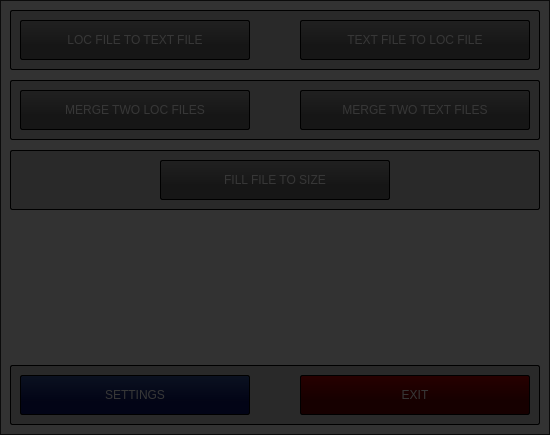
First picture: the form in src/Forms/MainWindow.ui, repository psv-git/BDOLang, before the edit.
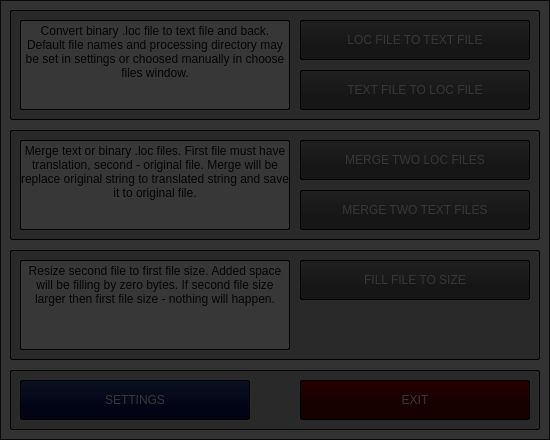
Second picture: the form after the edit. Icons and pictures are not drawn.

Diff of the .ui file:
```diff
--- a/src/Forms/MainWindow.ui
+++ b/src/Forms/MainWindow.ui
@@ -7,19 +7,19 @@
     <x>0</x>
     <y>0</y>
     <width>550</width>
-    <height>435</height>
+    <height>440</height>
    </rect>
   </property>
   <property name="minimumSize">
    <size>
     <width>550</width>
-    <height>435</height>
+    <height>440</height>
    </size>
   </property>
   <property name="maximumSize">
    <size>
     <width>550</width>
-    <height>435</height>
+    <height>440</height>
    </size>
   </property>
   <property name="contextMenuPolicy">
@@ -48,7 +48,7 @@
     <property name="geometry">
      <rect>
       <x>10</x>
-      <y>365</y>
+      <y>370</y>
       <width>530</width>
       <height>60</height>
      </rect>
@@ -175,7 +175,7 @@
       <x>10</x>
       <y>10</y>
       <width>530</width>
-      <height>60</height>
+      <height>110</height>
      </rect>
     </property>
     <property name="contextMenuPolicy">
@@ -207,7 +207,7 @@
      </property>
      <property name="geometry">
       <rect>
-       <x>10</x>
+       <x>290</x>
        <y>10</y>
        <width>230</width>
        <height>40</height>
@@ -247,7 +247,7 @@
      <property name="geometry">
       <rect>
        <x>290</x>
-       <y>10</y>
+       <y>60</y>
        <width>230</width>
        <height>40</height>
       </rect>
@@ -282,14 +282,67 @@
       <string>TEXT FILE TO LOC FILE</string>
      </property>
     </widget>
+    <widget class="QLabel" name="label1">
+     <property name="geometry">
+      <rect>
+       <x>10</x>
+       <y>10</y>
+       <width>270</width>
+       <height>90</height>
+      </rect>
+     </property>
+     <property name="styleSheet">
+      <string notr="true">QLabel {
+	font: 10pt &quot;Liberation Sans&quot;;
+	color: rgb(20, 20, 20);
+
+	
+	background-color: rgb(255, 255, 255);
+
+	border: 1px solid  rgb(0, 0, 0);
+	border-radius: 2px;
+}
+</string>
+     </property>
+     <property name="frameShape">
+      <enum>QFrame::StyledPanel</enum>
+     </property>
+     <property name="frameShadow">
+      <enum>QFrame::Sunken</enum>
+     </property>
+     <property name="lineWidth">
+      <number>5</number>
+     </property>
+     <property name="midLineWidth">
+      <number>2</number>
+     </property>
+     <property name="text">
+      <string>Convert binary .loc file to text file and back. Default file names and processing directory may be set in settings or choosed manually in choose files window.</string>
+     </property>
+     <property name="textFormat">
+      <enum>Qt::PlainText</enum>
+     </property>
+     <property name="alignment">
+      <set>Qt::AlignHCenter|Qt::AlignTop</set>
+     </property>
+     <property name="wordWrap">
+      <bool>true</bool>
+     </property>
+     <property name="margin">
+      <number>5</number>
+     </property>
+     <property name="textInteractionFlags">
+      <set>Qt::NoTextInteraction</set>
+     </property>
+    </widget>
    </widget>
    <widget class="QFrame" name="frame2">
     <property name="geometry">
      <rect>
       <x>10</x>
-      <y>80</y>
+      <y>130</y>
       <width>530</width>
-      <height>60</height>
+      <height>110</height>
      </rect>
     </property>
     <property name="contextMenuPolicy">
@@ -321,7 +374,7 @@
      </property>
      <property name="geometry">
       <rect>
-       <x>10</x>
+       <x>290</x>
        <y>10</y>
        <width>230</width>
        <height>40</height>
@@ -364,7 +417,7 @@
      <property name="geometry">
       <rect>
        <x>290</x>
-       <y>10</y>
+       <y>60</y>
        <width>230</width>
        <height>40</height>
       </rect>
@@ -399,14 +452,67 @@
       <string>MERGE TWO TEXT FILES</string>
      </property>
     </widget>
+    <widget class="QLabel" name="label2">
+     <property name="geometry">
+      <rect>
+       <x>10</x>
+       <y>10</y>
+       <width>270</width>
+       <height>90</height>
+      </rect>
+     </property>
+     <property name="styleSheet">
+      <string notr="true">QLabel {
+	font: 10pt &quot;Liberation Sans&quot;;
+	color: rgb(20, 20, 20);
+
+	
+	background-color: rgb(255, 255, 255);
+
+	border: 1px solid  rgb(0, 0, 0);
+	border-radius: 2px;
+}
+</string>
+     </property>
+     <property name="frameShape">
+      <enum>QFrame::StyledPanel</enum>
+     </property>
+     <property name="frameShadow">
+      <enum>QFrame::Sunken</enum>
+     </property>
+     <property name="lineWidth">
+      <number>5</number>
+     </property>
+     <property name="midLineWidth">
+      <number>2</number>
+     </property>
+     <property name="text">
+      <string>Merge text or binary .loc files. First file must have translation, second - original file. Merge will be replace original string to translated string and save it to original file.</string>
+     </property>
+     <property name="textFormat">
+      <enum>Qt::PlainText</enum>
+     </property>
+     <property name="alignment">
+      <set>Qt::AlignHCenter|Qt::AlignTop</set>
+     </property>
+     <property name="wordWrap">
+      <bool>true</bool>
+     </property>
+     <property name="margin">
+      <number>5</number>
+     </property>
+     <property name="textInteractionFlags">
+      <set>Qt::NoTextInteraction</set>
+     </property>
+    </widget>
    </widget>
    <widget class="QFrame" name="frame3">
     <property name="geometry">
      <rect>
       <x>10</x>
-      <y>150</y>
+      <y>250</y>
       <width>530</width>
-      <height>60</height>
+      <height>110</height>
      </rect>
     </property>
     <property name="contextMenuPolicy">
@@ -440,7 +546,7 @@
      </property>
      <property name="geometry">
       <rect>
-       <x>150</x>
+       <x>290</x>
        <y>10</y>
        <width>230</width>
        <height>40</height>
@@ -476,6 +582,59 @@
       <string>FILL FILE TO SIZE</string>
      </property>
     </widget>
+    <widget class="QLabel" name="label3">
+     <property name="geometry">
+      <rect>
+       <x>10</x>
+       <y>10</y>
+       <width>270</width>
+       <height>90</height>
+      </rect>
+     </property>
+     <property name="styleSheet">
+      <string notr="true">QLabel {
+	font: 10pt &quot;Liberation Sans&quot;;
+	color: rgb(20, 20, 20);
+
+	
+	background-color: rgb(255, 255, 255);
+
+	border: 1px solid  rgb(0, 0, 0);
+	border-radius: 2px;
+}
+</string>
+     </property>
+     <property name="frameShape">
+      <enum>QFrame::StyledPanel</enum>
+     </property>
+     <property name="frameShadow">
+      <enum>QFrame::Sunken</enum>
+     </property>
+     <property name="lineWidth">
+      <number>5</number>
+     </property>
+     <property name="midLineWidth">
+      <number>2</number>
+     </property>
+     <property name="text">
+      <string>Resize second file to first file size. Added space will be filling by zero bytes. If second file size larger then first file size - nothing will happen.</string>
+     </property>
+     <property name="textFormat">
+      <enum>Qt::PlainText</enum>
+     </property>
+     <property name="alignment">
+      <set>Qt::AlignHCenter|Qt::AlignTop</set>
+     </property>
+     <property name="wordWrap">
+      <bool>true</bool>
+     </property>
+     <property name="margin">
+      <number>5</number>
+     </property>
+     <property name="textInteractionFlags">
+      <set>Qt::NoTextInteraction</set>
+     </property>
+    </widget>
    </widget>
    <widget class="QFrame" name="glass">
     <property name="enabled">
@@ -486,7 +645,7 @@
       <x>0</x>
       <y>0</y>
       <width>550</width>
-      <height>435</height>
+      <height>440</height>
      </rect>
     </property>
     <property name="contextMenuPolicy">
```
